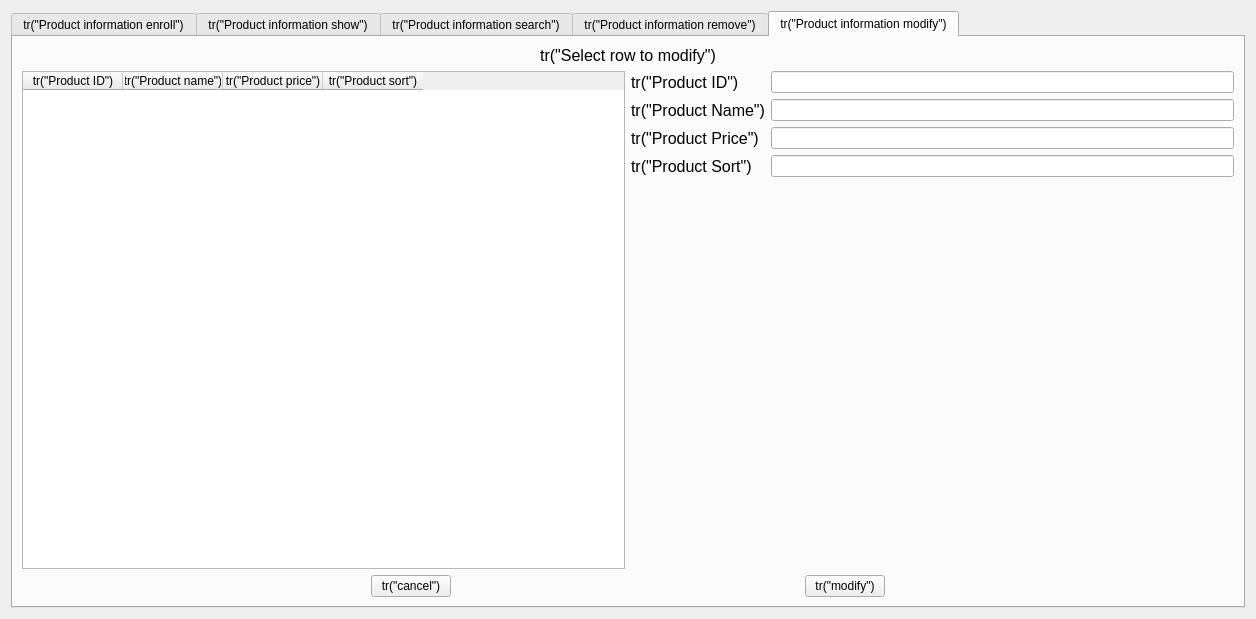
This is CSApp/producthandlerform.ui in ToSaveData/qt_home as Qt 5 draws it before an edit. The edited form follows.
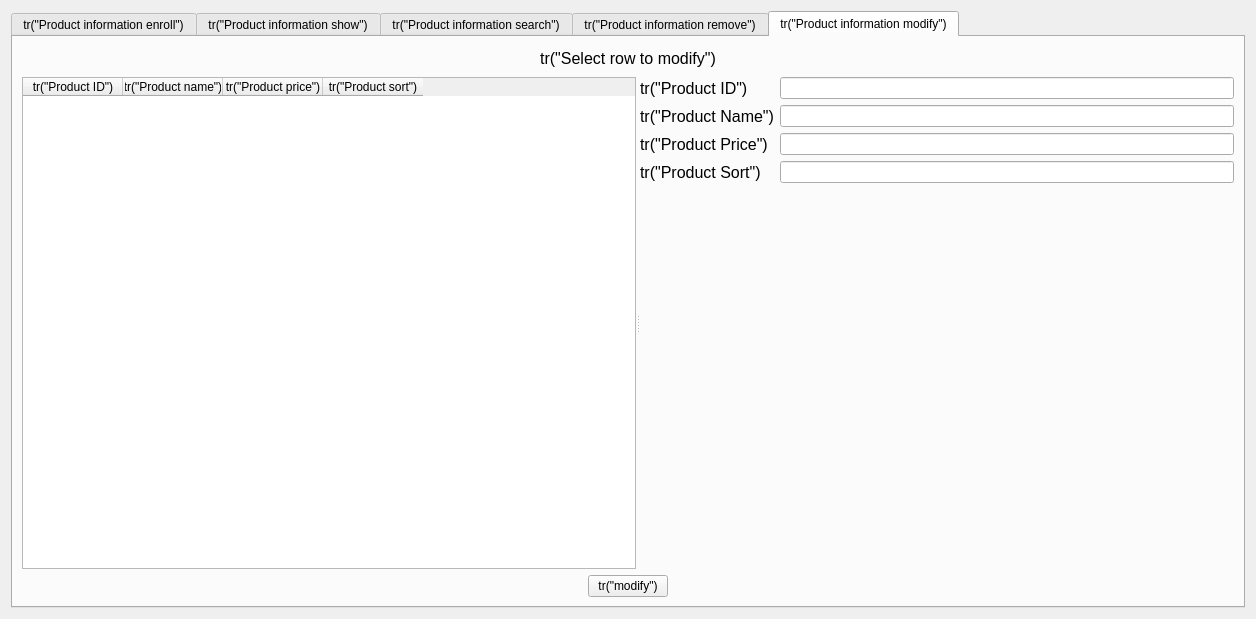
This is the edited form. The open tabs and pages were chosen to show the change.

Diff of the .ui file:
```diff
--- a/CSApp/producthandlerform.ui
+++ b/CSApp/producthandlerform.ui
@@ -13,7 +13,7 @@
   <property name="windowTitle">
    <string>Form</string>
   </property>
-  <layout class="QVBoxLayout" name="verticalLayout_11">
+  <layout class="QVBoxLayout" name="verticalLayout_12">
    <item>
     <widget class="QTabWidget" name="tabWidget">
      <property name="minimumSize">
@@ -533,11 +533,17 @@
       <attribute name="title">
        <string>tr(&quot;Product information modify&quot;)</string>
       </attribute>
-      <layout class="QVBoxLayout" name="verticalLayout_12">
+      <layout class="QVBoxLayout" name="verticalLayout_11">
        <item>
         <layout class="QVBoxLayout" name="verticalLayout_10">
          <item>
           <widget class="QLabel" name="infoLabel5">
+           <property name="maximumSize">
+            <size>
+             <width>16777215</width>
+             <height>25</height>
+            </size>
+           </property>
            <property name="font">
             <font>
              <pointsize>12</pointsize>
@@ -552,32 +558,51 @@
           </widget>
          </item>
          <item>
-          <layout class="QHBoxLayout" name="horizontalLayout_6">
-           <item>
-            <widget class="QTableWidget" name="tableWidget5">
-             <column>
-              <property name="text">
-               <string>tr(&quot;Product ID&quot;)</string>
-              </property>
-             </column>
-             <column>
-              <property name="text">
-               <string>tr(&quot;Product name&quot;)</string>
-              </property>
-             </column>
-             <column>
-              <property name="text">
-               <string>tr(&quot;Product price&quot;)</string>
-              </property>
-             </column>
-             <column>
-              <property name="text">
-               <string>tr(&quot;Product sort&quot;)</string>
-              </property>
-             </column>
-            </widget>
-           </item>
-           <item>
+          <widget class="QSplitter" name="splitter">
+           <property name="orientation">
+            <enum>Qt::Horizontal</enum>
+           </property>
+           <widget class="QTableWidget" name="tableWidget5">
+            <property name="minimumSize">
+             <size>
+              <width>600</width>
+              <height>470</height>
+             </size>
+            </property>
+            <property name="editTriggers">
+             <set>QAbstractItemView::NoEditTriggers</set>
+            </property>
+            <property name="tabKeyNavigation">
+             <bool>true</bool>
+            </property>
+            <property name="showDropIndicator" stdset="0">
+             <bool>true</bool>
+            </property>
+            <property name="dragDropOverwriteMode">
+             <bool>true</bool>
+            </property>
+            <column>
+             <property name="text">
+              <string>tr(&quot;Product ID&quot;)</string>
+             </property>
+            </column>
+            <column>
+             <property name="text">
+              <string>tr(&quot;Product name&quot;)</string>
+             </property>
+            </column>
+            <column>
+             <property name="text">
+              <string>tr(&quot;Product price&quot;)</string>
+             </property>
+            </column>
+            <column>
+             <property name="text">
+              <string>tr(&quot;Product sort&quot;)</string>
+             </property>
+            </column>
+           </widget>
+           <widget class="QWidget" name="">
             <layout class="QVBoxLayout" name="verticalLayout_9">
              <item>
               <layout class="QGridLayout" name="gridLayout_2">
@@ -673,8 +698,8 @@
               </spacer>
              </item>
             </layout>
-           </item>
-          </layout>
+           </widget>
+          </widget>
          </item>
          <item>
           <layout class="QHBoxLayout" name="horizontalLayout_5">
@@ -691,26 +716,6 @@
              </property>
             </spacer>
            </item>
-           <item>
-            <widget class="QPushButton" name="cancelPushButton4">
-             <property name="text">
-              <string>tr(&quot;cancel&quot;)</string>
-             </property>
-            </widget>
-           </item>
-           <item>
-            <spacer name="horizontalSpacer_14">
-             <property name="orientation">
-              <enum>Qt::Horizontal</enum>
-             </property>
-             <property name="sizeHint" stdset="0">
-              <size>
-               <width>40</width>
-               <height>20</height>
-              </size>
-             </property>
-            </spacer>
-           </item>
            <item>
             <widget class="QPushButton" name="modifyPushButton">
              <property name="text">
```
Left out of the diff: 134 changed lines with no effect on the pictures.
